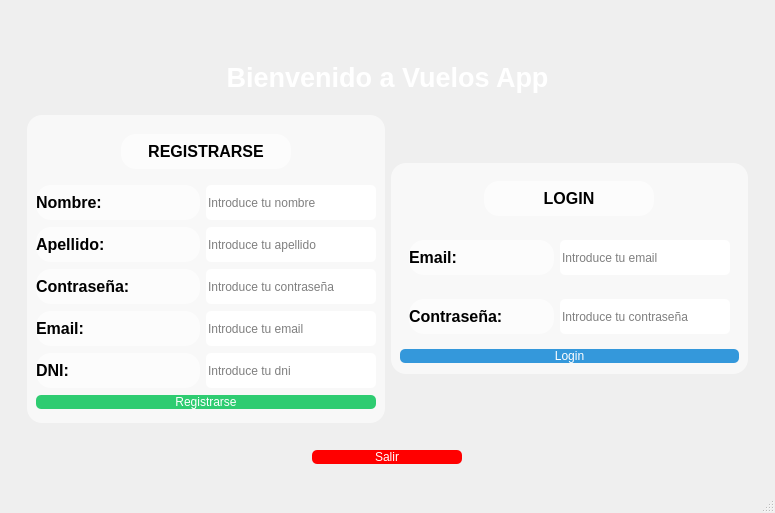
Old version of the form login.ui in the repository ilopjim13/PersistenciaDatos_PyQT.
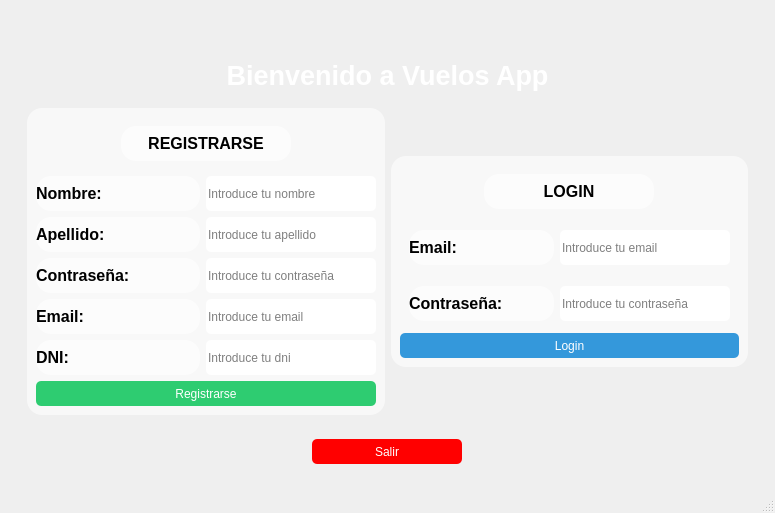
New version of the form. Icons and pictures are not drawn.

Commit message: Ajustes realizados

```diff
--- a/login.ui
+++ b/login.ui
@@ -352,6 +352,12 @@
              </item>
              <item>
               <widget class="QPushButton" name="bu_reg">
+               <property name="minimumSize">
+                <size>
+                 <width>0</width>
+                 <height>25</height>
+                </size>
+               </property>
                <property name="styleSheet">
                 <string notr="true">
         QPushButton {
@@ -514,6 +520,12 @@
              </item>
              <item>
               <widget class="QPushButton" name="bu_login">
+               <property name="minimumSize">
+                <size>
+                 <width>0</width>
+                 <height>25</height>
+                </size>
+               </property>
                <property name="styleSheet">
                 <string notr="true">
         QPushButton {
@@ -554,6 +566,12 @@
               <verstretch>0</verstretch>
              </sizepolicy>
             </property>
+            <property name="minimumSize">
+             <size>
+              <width>0</width>
+              <height>25</height>
+             </size>
+            </property>
             <property name="maximumSize">
              <size>
               <width>150</width>
```
The commit also changes 1 other file.
